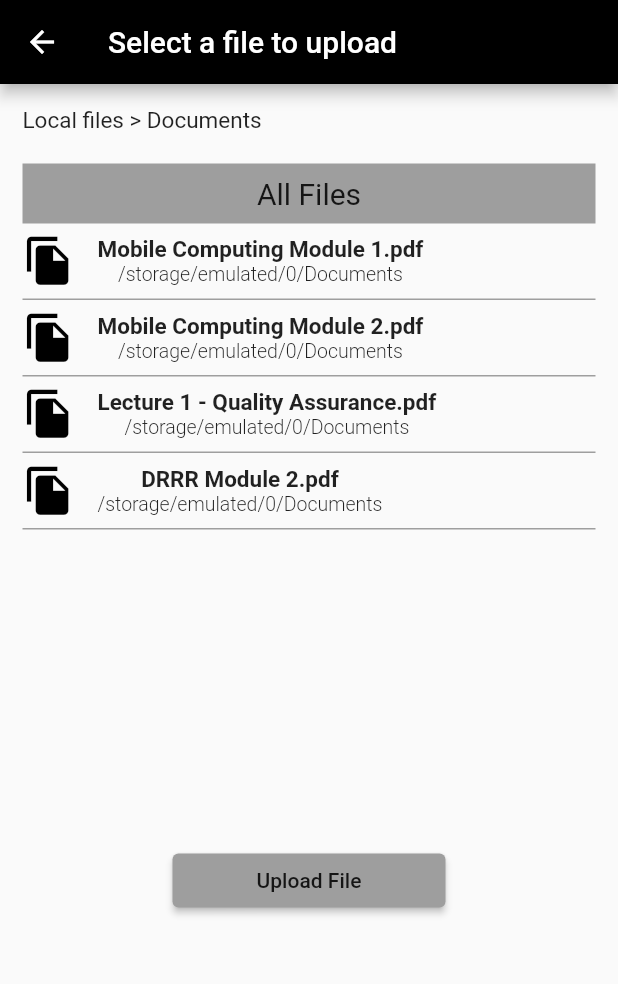
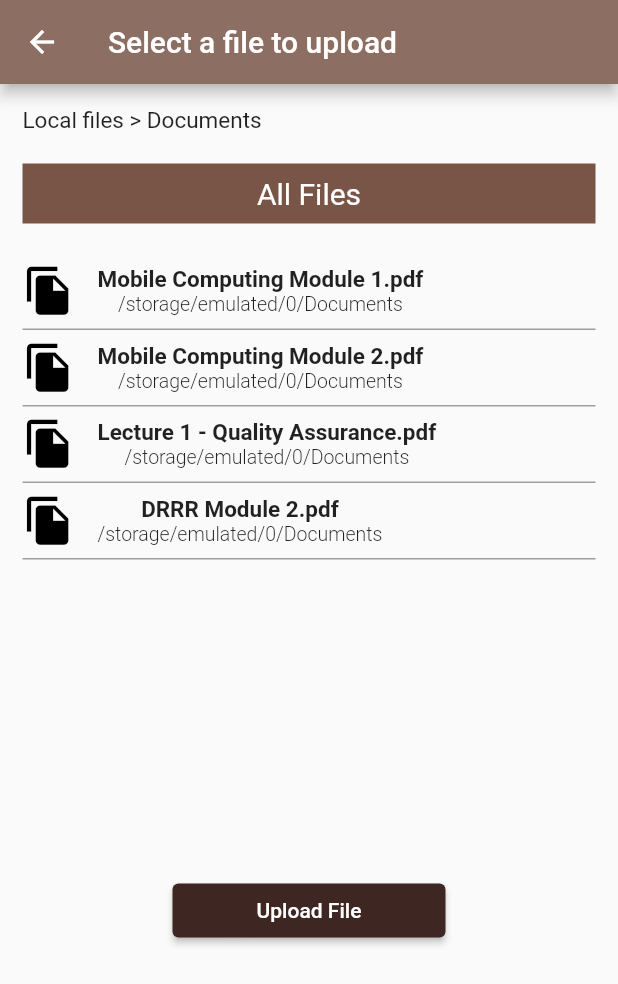
Before and after one commit to JemmalynVitoCruz/trial, a Flutter app: the DeviceUpload screen opened directly, on a phone screen of 412 x 824 dp. Shown: the top 984 px of the screen. Run offline on Flutter 3.47's test engine with Material 2 defaults, Android fonts, the phone set to English and light mode, and no system bars.

Commit message:
Updated device upload (color)

```diff
--- a/lib/ui/device_upload.dart
+++ b/lib/ui/device_upload.dart
@@ -8,7 +8,7 @@ class DeviceUpload extends StatelessWidget {
   Widget build(BuildContext context) {
     return Scaffold(
       appBar: AppBar(
-        backgroundColor: Colors.black,
+        backgroundColor: Colors.brown[400],
         leading: IconButton(
           icon: Icon(Icons.arrow_back, color: Colors.white),
           onPressed: () => Navigator.of(context).pop(),
@@ -32,10 +32,11 @@ class DeviceUpload extends StatelessWidget {
             Container(
               //padding: const EdgeInsets.fromLTRB(0, 20, 0, 10),
               width: 40, height: 40,
-              color: Colors.grey,
+              color: Colors.brown[500],
               alignment: Alignment.center,
-                child: Text("All Files", style: TextStyle(fontSize: 20)),
+              child: Text("All Files", style: TextStyle(fontSize: 20, color: Colors.white)),
             ),
+            SizedBox(height: 20),
             Container(
               height: 50, width: 140,
               alignment: Alignment.center,
@@ -197,8 +198,8 @@ class DeviceUpload extends StatelessWidget {
                 child: ElevatedButton(
                   child: Text("Upload File"),
                   style: ElevatedButton.styleFrom(
-                    onPrimary: Colors.black87,
-                    primary: Colors.grey,
+                    onPrimary: Colors.white,
+                    primary: Color(0xFF3E2723),
                   ),
                   onPressed:() {
                     print(nameController.text);
```
Also changed, not shown: lib/main.dart (+4 -7 lines). Lines whose indentation alone changed are shown as unchanged.
